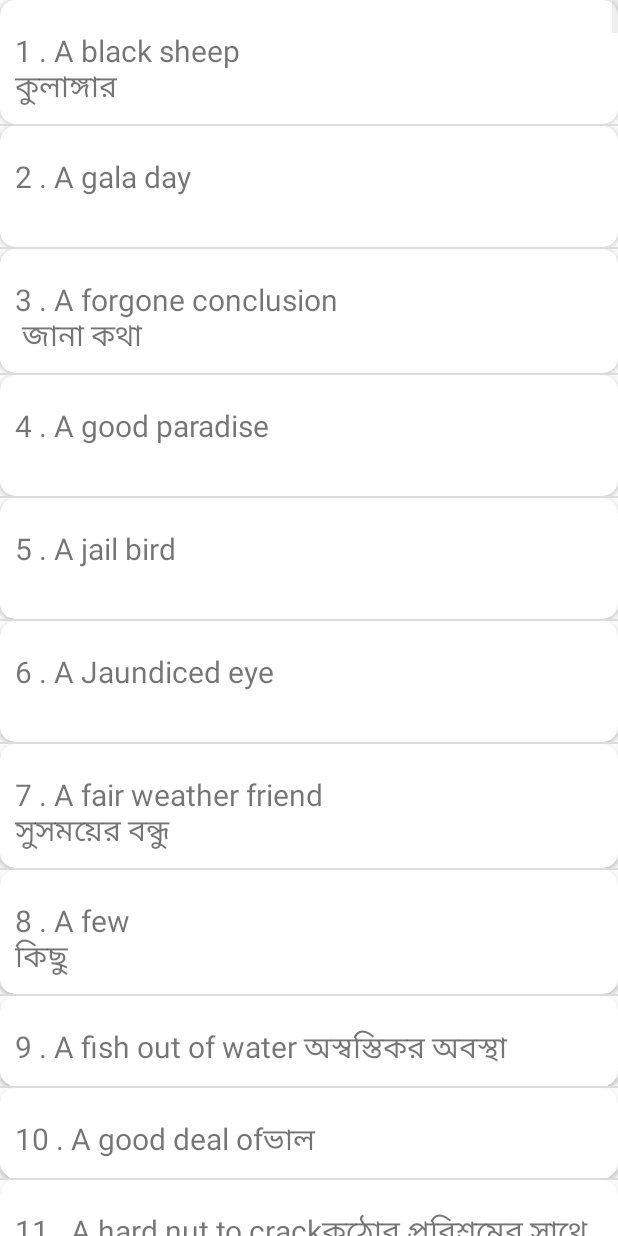
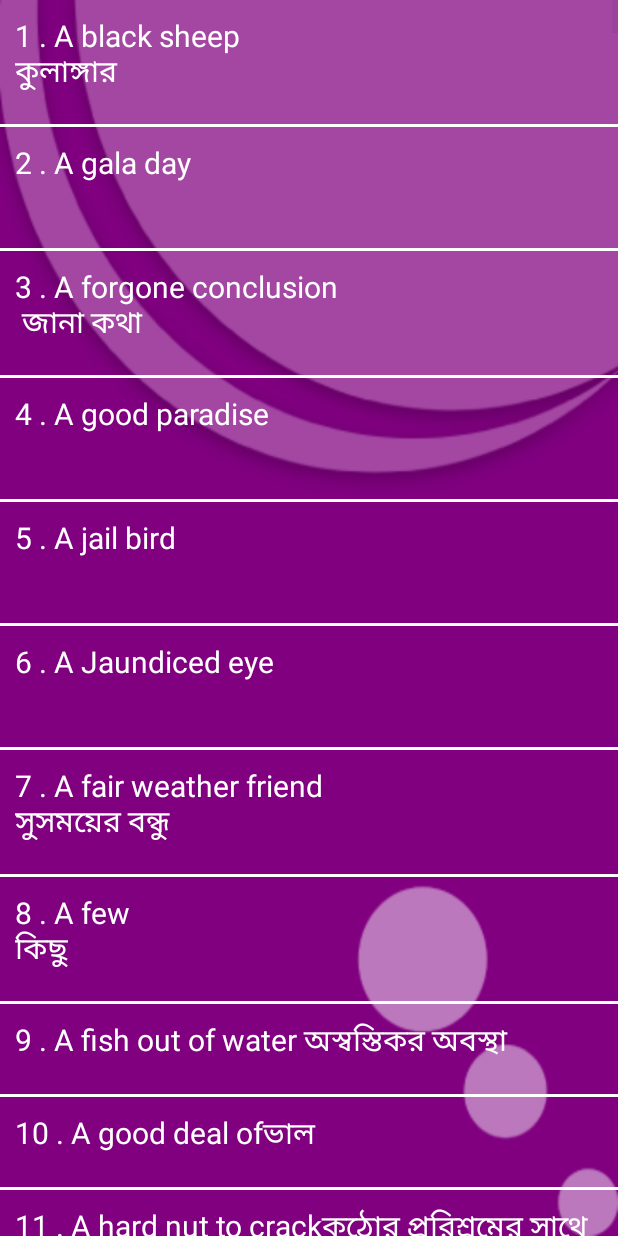
Before and after one commit to engrrasel/spoken-english, an Android app: the phrase_idioms_activity screen opened directly, with no data from a screen before it, on a phone screen of 412 x 824 dp. Run offline under Robolectric (Android 15) with nearby library versions, the phone set to English and light mode, and no system bars.

Commit message:
status bar color added

```diff
--- a/app/src/main/java/com/example/spokenenglish/phrase_idioms_activity.java
+++ b/app/src/main/java/com/example/spokenenglish/phrase_idioms_activity.java
@@ -2,7 +2,9 @@ package com.example.spokenenglish;
 
 import androidx.appcompat.app.AppCompatActivity;
 
+import android.os.Build;
 import android.os.Bundle;
+import android.view.Window;
 import android.widget.ArrayAdapter;
 import android.widget.ListView;
 
@@ -10,10 +12,19 @@ public class phrase_idioms_activity extends AppCompatActivity {
 
     private ListView phraselistview;
 
+    Window window;
+
     @Override
     protected void onCreate(Bundle savedInstanceState) {
         super.onCreate(savedInstanceState);
         setContentView(R.layout.activity_phrase_idioms_activity);
+
+        /*for statusbar color*/
+        if (Build.VERSION.SDK_INT >=21){
+            window=this.getWindow();
+            window.setStatusBarColor(this.getResources().getColor(R.color.purple));
+
+        }
 
 
         phraselistview=(ListView) findViewById(R.id.phraselistviewid);
--- a/app/src/main/res/layout/activity_about_activity.xml
+++ b/app/src/main/res/layout/activity_about_activity.xml
@@ -4,6 +4,8 @@
     xmlns:tools="http://schemas.android.com/tools"
     android:layout_width="match_parent"
     android:layout_height="match_parent"
-    tools:context=".about_activity">
+    tools:context=".about_activity"
+    android:background="@drawable/main_background"
+    >
 
 </androidx.constraintlayout.widget.ConstraintLayout>
--- a/app/src/main/res/layout/activity_main.xml
+++ b/app/src/main/res/layout/activity_main.xml
@@ -21,7 +21,7 @@
             android:layout_height="wrap_content"
             android:fitsSystemWindows="true"
             app:expandedTitleMarginEnd="64dp"
-            app:expandedTitleMarginStart="48dp"
+
             android:background="@color/purple"
             app:layout_scrollFlags="scroll|snap|exitUntilCollapsed"
             app:title="Spoken English"
@@ -52,7 +52,7 @@
                 android:layout_width="match_parent"
                 android:layout_height="wrap_content"
                 android:textSize="30sp"
-                android:textColor="#000000"
+                android:textColor="@color/white"
                 android:textStyle="bold"
                 android:text="@string/welcome"
                 android:ellipsize="marquee"
--- a/app/src/main/res/layout/activity_phrase_idioms_activity.xml
+++ b/app/src/main/res/layout/activity_phrase_idioms_activity.xml
@@ -5,14 +5,17 @@
     xmlns:tools="http://schemas.android.com/tools"
     android:layout_width="match_parent"
     android:layout_height="match_parent"
-    tools:context=".phrase_idioms_activity">
+    tools:context=".phrase_idioms_activity"
+    android:background="@drawable/main_background"
+    >
 
 
     <ListView
         android:id="@+id/phraselistviewid"
         android:layout_width="match_parent"
         android:layout_height="match_parent"
-
+        android:divider="@color/white"
+        android:dividerHeight="2dp"
         />
 
 
--- a/app/src/main/res/layout/activity_verbs_activity.xml
+++ b/app/src/main/res/layout/activity_verbs_activity.xml
@@ -5,12 +5,16 @@
     xmlns:tools="http://schemas.android.com/tools"
     android:layout_width="match_parent"
     android:layout_height="match_parent"
-    tools:context=".verbs_activity">
+    tools:context=".verbs_activity"
+    android:background="@drawable/main_background"
+    >
 
     <ListView
         android:id="@+id/verb_list_view_id"
         android:layout_width="match_parent"
         android:layout_height="match_parent"
+        android:divider="@color/white"
+        android:dividerHeight="2dp"
 
         />
 
--- a/app/src/main/res/layout/phrase_layout_desigine.xml
+++ b/app/src/main/res/layout/phrase_layout_desigine.xml
@@ -6,11 +6,7 @@
 
 
 
-    <androidx.cardview.widget.CardView
-        android:layout_width="match_parent"
-        android:layout_height="match_parent"
-        app:cardCornerRadius="10dp"
-        >
+
 
 
     <TextView
@@ -19,12 +15,13 @@
         android:layout_height="wrap_content"
         android:textSize="20sp"
         android:text="Phrase"
+        android:textColor="@color/white"
         android:gravity="clip_vertical"
         android:padding="10dp"
         android:layout_gravity="clip_vertical"
         android:layout_marginTop="10dp"
         />
 
-    </androidx.cardview.widget.CardView>
+
 
 </LinearLayout>
--- a/app/src/main/res/layout/proverb_layout_desigin.xml
+++ b/app/src/main/res/layout/proverb_layout_desigin.xml
@@ -12,6 +12,7 @@
         android:textSize="20sp"
         android:text="Phrase"
         android:gravity="clip_vertical"
+        android:textColor="@color/white"
         android:padding="10dp"
         android:layout_gravity="clip_vertical"
         android:layout_marginTop="10dp"
```
Also changed, not shown: app/src/main/java/com/example/spokenenglish/about_activity.java (+11 -0 lines), app/src/main/java/com/example/spokenenglish/proverb_activity.java (+11 -0 lines), app/src/main/java/com/example/spokenenglish/verbs_activity.java (+12 -0 lines), app/src/main/res/layout-v28/activity_main.xml (+1 -8 lines), app/src/main/res/layout/activity_proverb_activity.xml (+5 -2 lines), app/src/main/res/layout/verb_layout_desigine.xml (+2 -6 lines).
